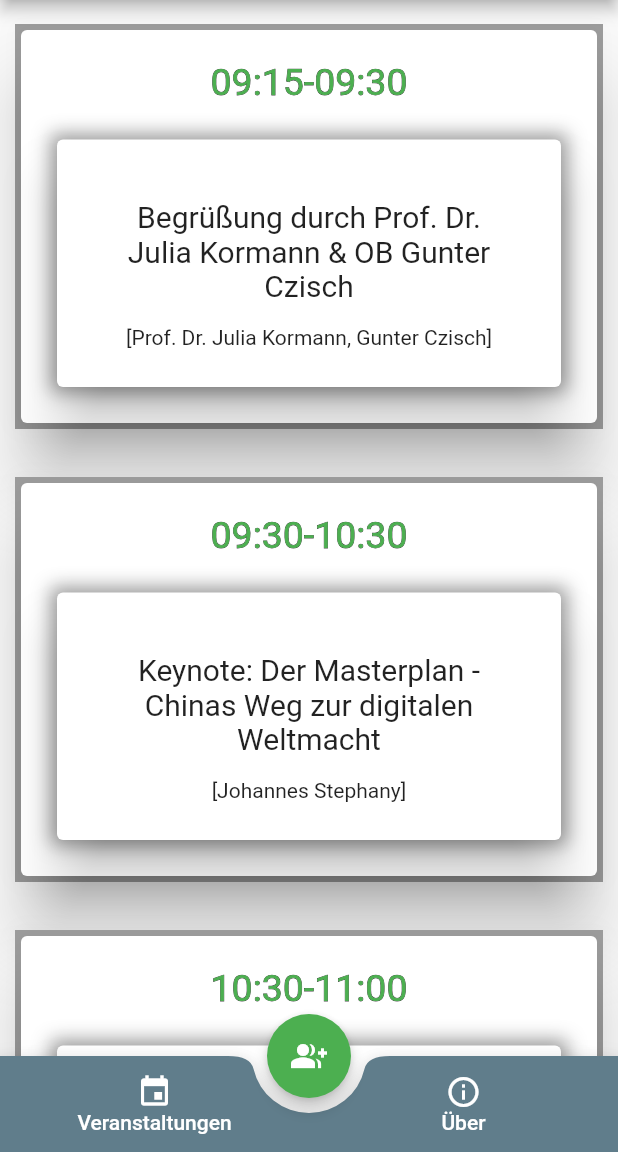
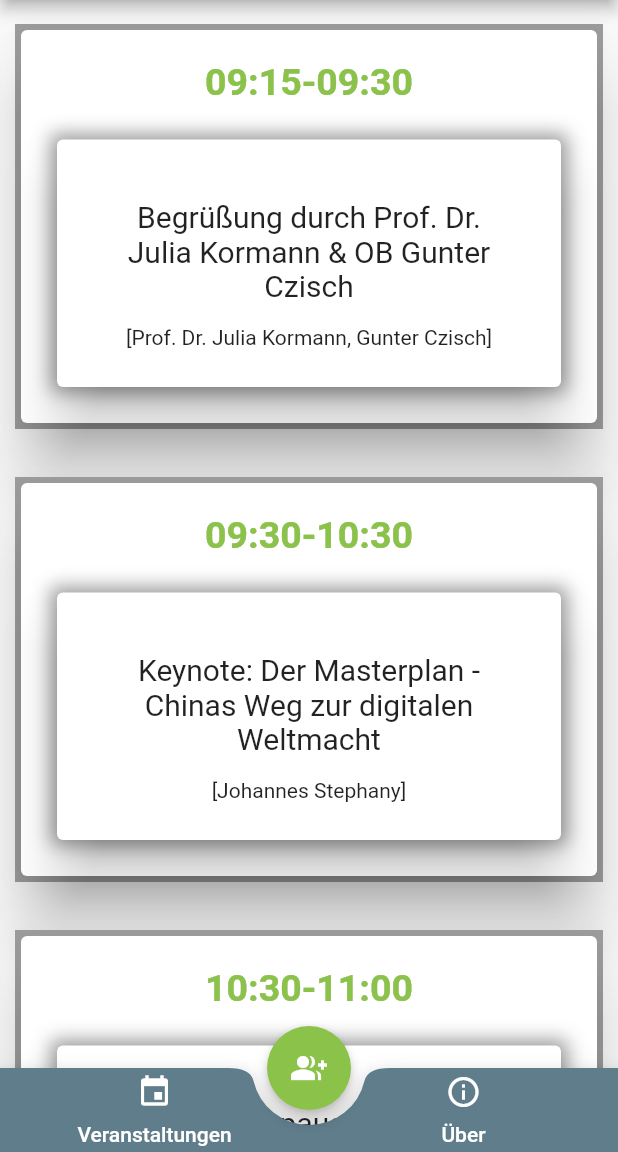
Before and after one commit to MarcoAigner/IT-Congress-Neu-Ulm-App, a Flutter app: the screen it shows after launch, on a phone screen of 412 x 824 dp, the part 84-1236 px from its top. Run offline on Flutter 3.47's test engine with Material 2 defaults, Android fonts, the phone set to English and light mode, and no system bars; our stand-ins replace url_launcher_web; generated files the repository leaves out were written again.

Commit message:
primary color lightgreen

```diff
--- a/lib/events.dart
+++ b/lib/events.dart
@@ -46,9 +46,10 @@ class EventsWidgetState extends State<EventsWidget> {
                               Text(newData["timeslots"][timeslotIndex]["time"],
                                 style: TextStyle(
                                   fontSize: 25,
+                                  fontWeight: FontWeight.bold,
                                   foreground: Paint()
                                     ..style = PaintingStyle.stroke
-                                    ..strokeWidth = 0.5
+                                    ..strokeWidth = 0.1
                                     ..color = Colors.black
 
                                   )
@@ -57,7 +58,8 @@ class EventsWidgetState extends State<EventsWidget> {
                                   newData["timeslots"][timeslotIndex]["time"],
                                   style: TextStyle(
                                     fontSize: 25,
-                                    color: Colors.green
+                                    color: Colors.lightGreen,
+                                    fontWeight: FontWeight.bold
                                   ),
                                 )],
                               ),
--- a/lib/impressum.dart
+++ b/lib/impressum.dart
@@ -5,8 +5,22 @@ class ImpressumWidget extends StatelessWidget{
   @override
   Widget build(BuildContext context) {
     // TODO: implement build
-    return Container(
-
+    return Center(
+      child: Container(
+        child: Column(
+          mainAxisSize: MainAxisSize.min,
+          children: <Widget>[
+            Padding(
+              padding: const EdgeInsets.all(8.0),
+              child: Image.asset('assets/images/it_logo.png'),
+            ),
+            Padding(
+              padding: const EdgeInsets.all(8.0),
+              child: Text("Impressum"),
+            )
+          ],
+        ),
+      )
     );
   }
 
--- a/lib/main.dart
+++ b/lib/main.dart
@@ -26,7 +26,7 @@ class MyApp extends StatelessWidget {
           // Notice that the counter didn't reset back to zero; the application
           // is not restarted.
           primaryColor: Colors.blueGrey,
-          accentColor: Colors.green,
+          accentColor: Colors.lightGreen,
           fontFamily: 'Roboto'
 
       ),
@@ -116,7 +116,7 @@ class _MyHomePageState extends State<MyHomePage> {
             onPressed: () {
               Navigator.pushNamed(context, '/registration');
             },
-            child: Icon(Icons.group_add)),
+            child: Icon(Icons.group_add, color: Colors.white,)),
         body: Center(
           //child: _widgetOptions.elementAt(_selectedIndex),
           child: currentWidget,
@@ -141,20 +141,25 @@ class _MyHomePageState extends State<MyHomePage> {
               onTap: _onItemTapped)*/
           child: Row(
             mainAxisSize: MainAxisSize.max,
-            mainAxisAlignment: MainAxisAlignment.spaceEvenly,
+            mainAxisAlignment: MainAxisAlignment.spaceAround,
             children: <Widget>[
               Expanded(
+                flex: 1,
                 child: Column(
                   mainAxisSize: MainAxisSize.min,
                   children: <Widget>[
-                    Padding(
-                      padding: const EdgeInsets.all(8.0),
-                      child: MaterialButton(
+                    MaterialButton(
                       textColor: Colors.white,
                       child: Column(
                         children: <Widget>[
-                            Icon(Icons.event),
-                            Text("Veranstaltungen")
+                          Padding(
+                            padding: const EdgeInsets.all(4.0),
+                            child: Icon(Icons.event),
+                          ),
+                          Padding(
+                            padding: const EdgeInsets.all(4.0),
+                            child: Text("Veranstaltungen"),
+                          )
                         ],
                       ),
                       onPressed: () {
@@ -164,23 +169,27 @@ class _MyHomePageState extends State<MyHomePage> {
                           });
                         }
                       },
-                      ),
                     )
                   ],
                 ),
               ),
               Expanded(
+                flex: 1,
                 child: Column(
                   mainAxisSize: MainAxisSize.min,
                   children: <Widget>[
-                    Padding(
-                      padding: const EdgeInsets.all(8.0),
-                      child: MaterialButton(
+                    MaterialButton(
                       textColor: Colors.white,
                       child: Column(
                         children: <Widget>[
-                            Icon(Icons.info_outline),
-                            Text("Über")
+                          Padding(
+                            padding: const EdgeInsets.all(4.0),
+                            child: Icon(Icons.info_outline),
+                          ),
+                          Padding(
+                            padding: const EdgeInsets.all(4.0),
+                            child: Text("Über"),
+                          )
                         ],
                       ),
                       onPressed: () {
@@ -190,7 +199,6 @@ class _MyHomePageState extends State<MyHomePage> {
                           });
                         }
                       },
-                      ),
                     )
                   ],
                 ),
--- a/lib/registration.dart
+++ b/lib/registration.dart
@@ -141,7 +141,7 @@ class _RegistrationState extends State<Registration> {
                 Padding(
                     padding: const EdgeInsets.all(20),
                     child: RaisedButton(
-                      color: Colors.green,
+                      color: Colors.lightGreen,
                       child: Text(
                         "Anmelden",
                         style: TextStyle(color: Colors.white, fontSize: 20),
```
Lines whose indentation alone changed are shown as unchanged.
